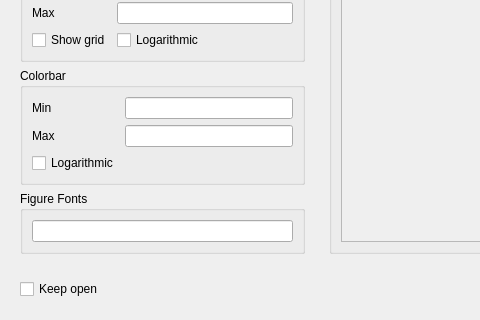
First picture: the form in src/mslice/plotting/plot_window/plot_options.ui, repository mantidproject/mslice, before the edit; both pictures show x 0 to 480 and y 323 to 643 of the 710 by 643 pixel window.
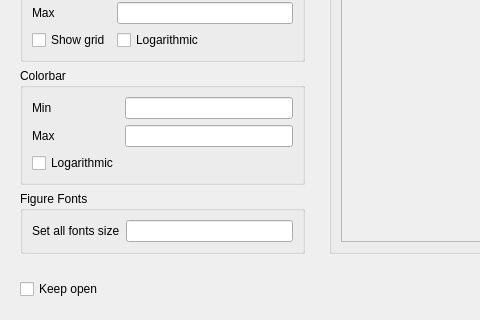
Second picture: the form after the edit.

Commit message: Renamed label in ui

The edit to the form file:
```diff
--- a/src/mslice/plotting/plot_window/plot_options.ui
+++ b/src/mslice/plotting/plot_window/plot_options.ui
@@ -238,13 +238,13 @@
         </property>
         <layout class="QGridLayout" name="gridLayout">
          <item row="0" column="0">
-          <widget class="QCheckBox" name="chkAllFntSz">
+          <widget class="QLabel" name="lblAllFntSz">
            <property name="text">
             <string>Set all fonts size</string>
            </property>
           </widget>
          </item>
-         <item row="0" column="0">
+         <item row="0" column="1">
           <widget class="QLineEdit" name="allFntSz">
            <property name="maximumSize">
             <size>
```
